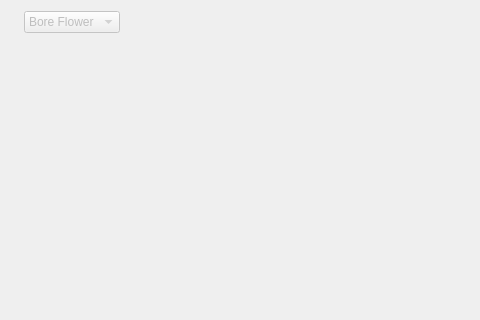
Before: the Qt Designer form pyleecan/GUI/Dialog/DMachineSetup/DBore/DBore.ui in Eomys/pyleecan, drawn with Qt 5; both pictures show x 0 to 480 and y 0 to 320 of the 650 by 550 pixel window.
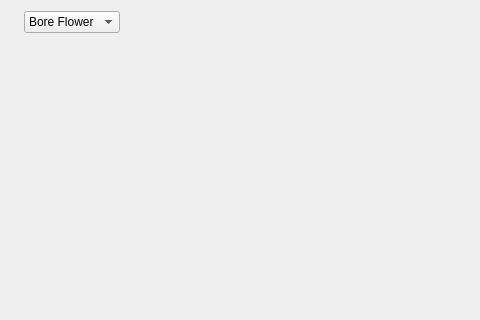
After: the same form once the commit is applied. Icons and pictures are not drawn. Custom widgets are drawn as their Qt base class.

The edit to the form file:
```diff
--- a/pyleecan/GUI/Dialog/DMachineSetup/DBore/DBore.ui
+++ b/pyleecan/GUI/Dialog/DMachineSetup/DBore/DBore.ui
@@ -39,7 +39,7 @@
      <item>
       <widget class="QComboBox" name="c_bore_type">
        <property name="enabled">
-        <bool>false</bool>
+        <bool>true</bool>
        </property>
        <item>
         <property name="text">
```
